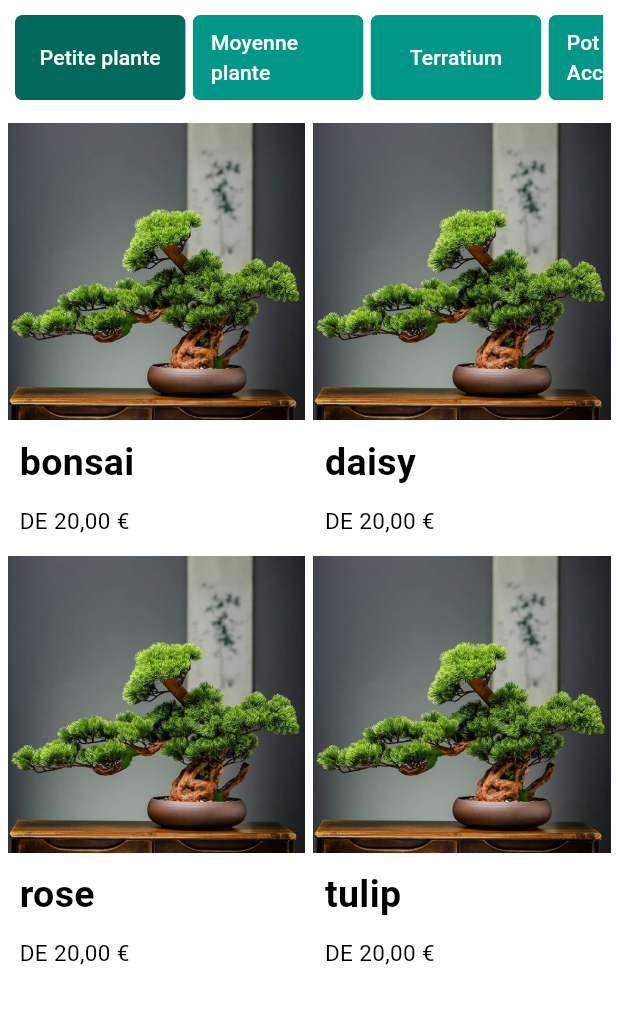
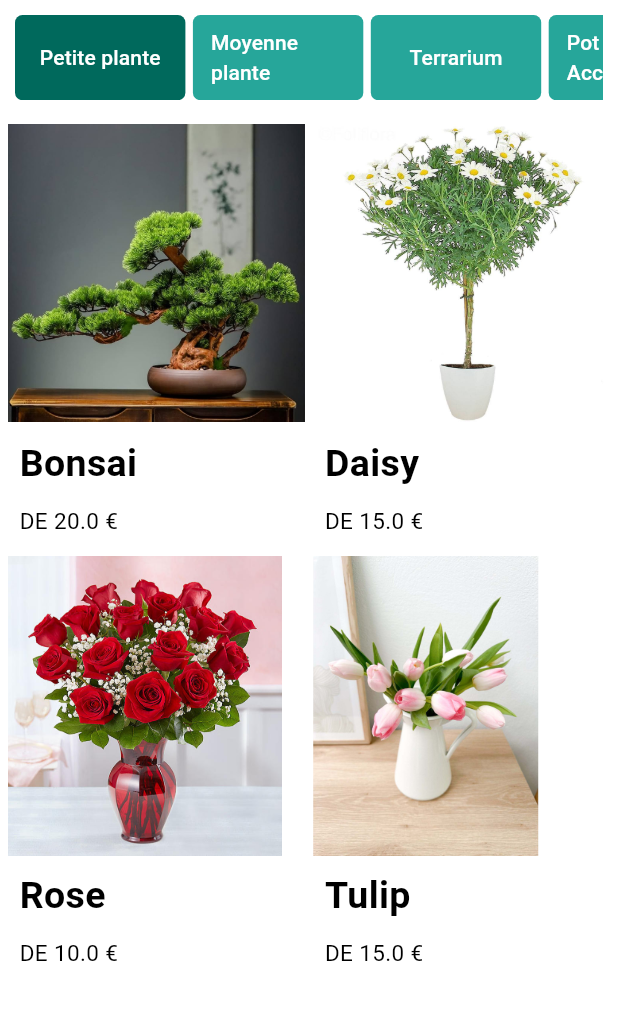
Before and after one commit to Zelikoo/Leafy, a Flutter app: the screen it shows after launch, in the side drawer, after a tap on "Home", on a phone screen of 412 x 824 dp, the part 84-1108 px from its top. Run offline on Flutter 3.47's test engine with Material 3 defaults, Android fonts, the phone set to English and light mode, and no system bars.

Commit message:
feat: Enhance HomePage with product data and improve navigation
This commit introduces a `Produit` class to model product data, updates `HomePage` to display dynamic product information, and refines navigation logic in `MyDrawer`.

- **`Produit` Class:**
    - Created `lib/class/produit.dart` defining a `Produit` class with `urlImg`, `name`, `price`, and `description` fields.

- **`HomePage` Updates:**
    - `flowerList` is now a list of `Produit` objects, populated with sample data including new images (`daisy.jpg`, `rose.jpg`, `tulip.jpg`).
    - `categoryList` is now a list of `String`.
    - Corrected a typo in `categoryList` ("Terratium" to "Terrarium").
    - Updated the category filter `TextButton` background color when selected to `Colors.teal.shade800` and `Colors.teal.shade400` when not selected.
    - The product grid now dynamically displays product `urlImg`, `name`, and `price` from the `flowerList`.
    - Added `height: 200` to the product images in the grid.

- **`MyDrawer` Navigation:**
    - Updated `onTap` handlers for "Home" and "Bien entretenir ces plantes d'intérieur" list tiles.
    - Navigation now uses named routes (`'/'` and `'/entretien'`).
    - Prevents pushing the same route if already on that page; pops the drawer instead.

- **`main.dart` Updates:**
    - Imported `EntretienPage`.
    - Configured `initialRoute` to `'/'`.
    - Defined routes for `'/'` (HomePage) and `'/entretien'` (EntretienPage).
    - Removed the direct `home` property.

- **Assets:**
    - Added new image assets:
        - `assets/images/daisy.jpg`
        - `assets/images/rose.jpg`
        - `assets/images/tulip.jpg`

```diff
--- /dev/null
+++ b/lib/class/produit.dart
@@ -0,0 +1,13 @@
+class Produit {
+  final String urlImg;
+  final String name;
+  final double price;
+  final String description;
+
+  Produit({
+    required this.urlImg,
+    required this.name,
+    required this.price,
+    required this.description,
+  });
+}
--- a/lib/components/my_drawer.dart
+++ b/lib/components/my_drawer.dart
@@ -19,17 +19,22 @@ class MyDrawer extends StatelessWidget {
             leading: const Icon(Icons.home),
             title: const Text("Home"),
             onTap: () {
-              Navigator.pop(context);
+              if (ModalRoute.of(context)?.settings.name == '/') {
+                return Navigator.pop(context);
+              } else {
+                Navigator.pushNamed(context, '/');
+              }
             },
           ),
           ListTile(
             leading: const Icon(Icons.water_drop),
             title: const Text("Bien entretenir ces plantes d'intérieur"),
             onTap: () {
-              Navigator.push(
-                context,
-                MaterialPageRoute(builder: (context) => EntretienPage()),
-              );
+              if (ModalRoute.of(context)?.settings.name == '/entretien') {
+                return Navigator.pop(context);
+              } else {
+                Navigator.pushNamed(context, '/entretien');
+              }
             },
           ),
           const ListTile(
--- a/lib/main.dart
+++ b/lib/main.dart
@@ -1,5 +1,6 @@
 import 'package:flutter/material.dart';
 import 'pages/home_page.dart';
+import 'package:flutter_leafy/pages/entretien.dart';
 
 void main() {
   runApp(const MyApp());
@@ -13,8 +14,12 @@ class MyApp extends StatelessWidget {
   Widget build(BuildContext context) {
     return MaterialApp(
       title: 'Leafy',
+      initialRoute: '/',
+      routes: {
+        '/': (context) => const HomePage(),
+        '/entretien': (context) => const EntretienPage(),
+      },
       theme: ThemeData(),
-      home: const HomePage(),
     );
   }
 }
--- a/lib/pages/home_page.dart
+++ b/lib/pages/home_page.dart
@@ -1,5 +1,6 @@
 import 'package:flutter/material.dart';
 import '../components/my_drawer.dart';
+import '../class/produit.dart';
 
 class HomePage extends StatefulWidget {
   const HomePage({super.key});
@@ -9,11 +10,37 @@ class HomePage extends StatefulWidget {
 }
 
 class _HomePageState extends State<HomePage> {
-  List flowerList = ["bonsai", "daisy", "rose", "tulip"];
-  List categoryList = [
+  List<Produit> flowerList = [
+    Produit(
+      urlImg: "assets/images/bonsai.jpg",
+      name: "Bonsai",
+      price: 20.0,
+      description: "Petite plante",
+    ),
+    Produit(
+      urlImg: "assets/images/daisy.jpg",
+      name: "Daisy",
+      price: 15.0,
+      description: "Petite plante",
+    ),
+    Produit(
+      urlImg: "assets/images/rose.jpg",
+      name: "Rose",
+      price: 10.0,
+      description: "Petite plante",
+    ),
+    Produit(
+      urlImg: "assets/images/tulip.jpg",
+      name: "Tulip",
+      price: 15.0,
+      description: "Petite plante",
+    ),
+  ];
+
+  List<String> categoryList = [
     "Petite plante",
     "Moyenne plante",
-    "Terratium",
+    "Terrarium",
     "Pot / Accessoire",
   ];
 
@@ -77,8 +104,7 @@ class _HomePageState extends State<HomePage> {
                       foregroundColor: Colors.white,
                       backgroundColor: index == numCategory
                           ? Colors.teal.shade800
-                          : Colors.teal,
-
+                          : Colors.teal.shade400,
                       shape: RoundedRectangleBorder(
                         borderRadius: BorderRadius.circular(5),
                       ),
@@ -105,11 +131,11 @@ class _HomePageState extends State<HomePage> {
                   mainAxisAlignment: MainAxisAlignment.spaceBetween,
                   crossAxisAlignment: CrossAxisAlignment.start,
                   children: [
-                    Image.asset("assets/images/bonsai.jpg"),
+                    Image.asset(flowerList[index].urlImg, height: 200),
                     Padding(
                       padding: const EdgeInsets.all(8.0),
                       child: Text(
-                        flowerList[index],
+                        flowerList[index].name,
                         textAlign: TextAlign.start,
                         style: TextStyle(
                           color: Colors.black,
@@ -121,7 +147,7 @@ class _HomePageState extends State<HomePage> {
                     Padding(
                       padding: const EdgeInsets.fromLTRB(8, 0, 0, 8),
                       child: Text(
-                        "DE 20,00 €",
+                        "DE ${flowerList[index].price} €",
                         textAlign: TextAlign.start,
                         style: TextStyle(color: Colors.black, fontSize: 15),
                       ),
```
Also changed, not shown: assets/images/daisy.jpg (added), assets/images/rose.jpg (added), assets/images/tulip.jpg (added).
